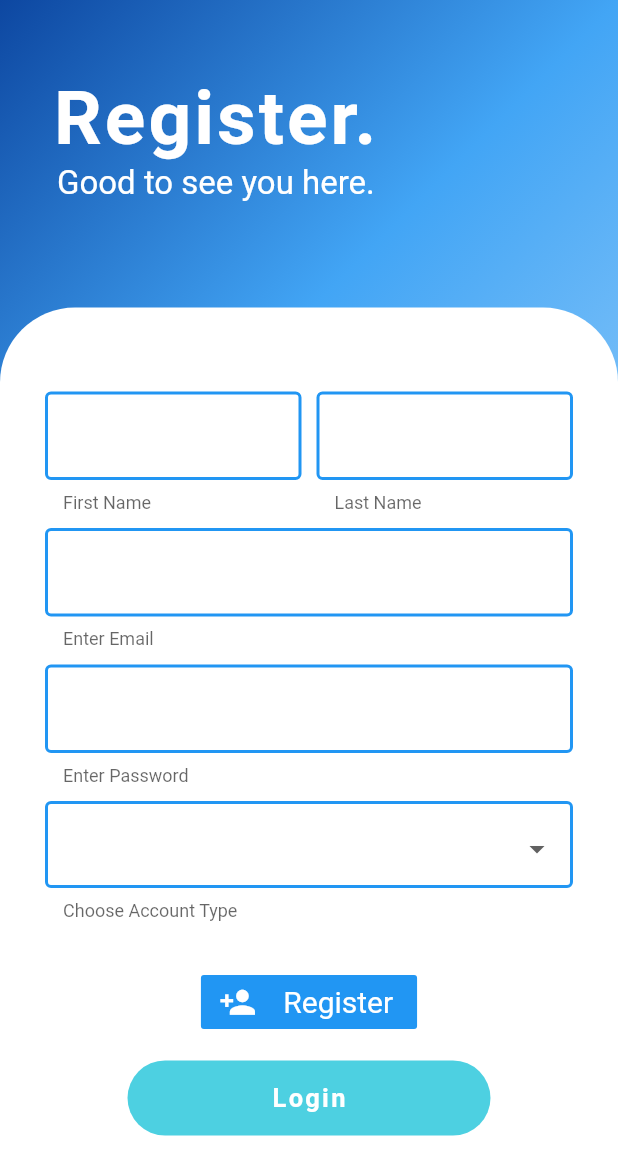
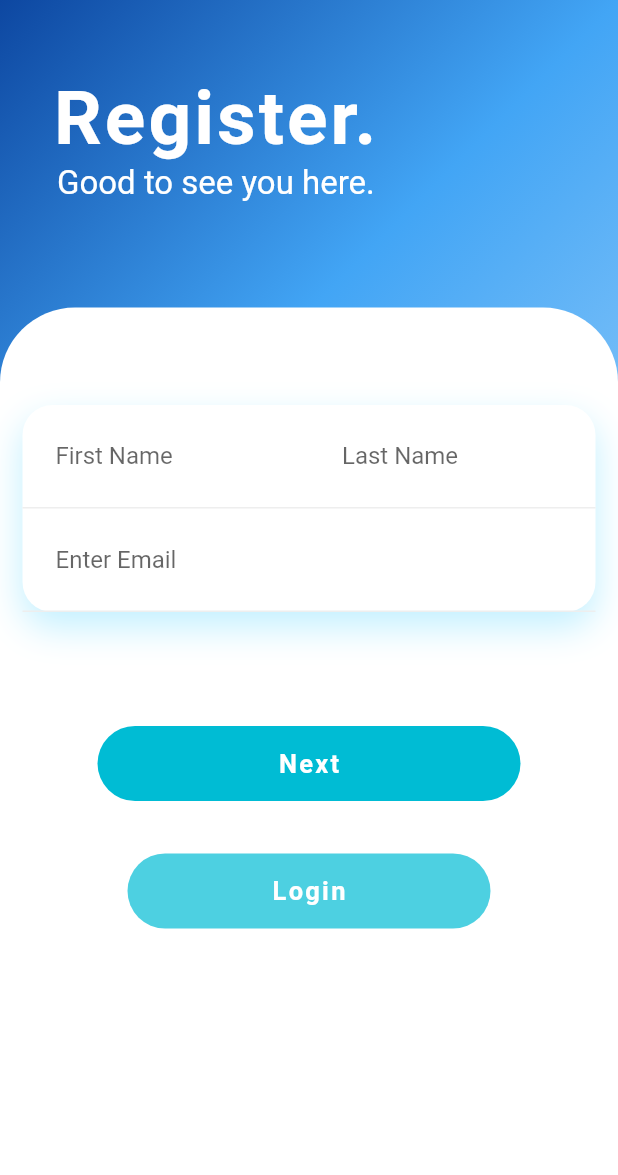
Before and after one commit to AlphaArtrem/attendance_app, a Flutter app: the screen it shows after launch, after a tap on "Login", after a tap on "Register", on a phone screen of 412 x 824 dp. Shown: the top 1175 px of the screen. Run offline on Flutter 3.47's test engine with Material 2 defaults, Android fonts, the phone set to English and light mode, and no system bars; our stand-ins replace cloud_firestore, firebase_auth, flutter_datetime_picker, flutter_spinkit; missing offline and left inert: enhanced_future_builder; accounts and stored records are empty.

Commit message:
Sepereated login form into two and added formatting to the first part

```diff
--- a/lib/logged_out/methods/register.dart
+++ b/lib/logged_out/methods/register.dart
@@ -21,21 +21,60 @@ class _RegisterState extends State<Register> {
   String type = '';
   List<String> _types = ['', 'Student', 'Teacher'];
   bool loading = false;
+  Widget _currentForm;
+
+  @override
+  void initState() {
+    super.initState();
+    _currentForm = _registerNameEmail();
+  }
 
   @override
   Widget build(BuildContext context) {
-    return loading ? AuthLoading(230, 20) : Column(
+    return loading ? AuthLoading(135, 20) : Column(
       children: <Widget>[
-        Form(
+        Padding(
+          padding: const EdgeInsets.fromLTRB(0, 45, 0, 5),
+          child: _currentForm,
+        ),
+        SizedBox(height: 30,),
+        GestureDetector(
+          onTap: () => widget.updateTitle(true),
+          child: Container(
+            height: 50,
+            margin: EdgeInsets.symmetric(horizontal: 70),
+            decoration: BoxDecoration(
+              borderRadius: BorderRadius.circular(50),
+              color: Colors.cyan[300],
+            ),
+            child: Center(
+              child: Text("Login", style: TextStyle(color: Colors.white, fontWeight: FontWeight.bold, letterSpacing: 1.5, fontSize: 17),),
+            ),
+          ),
+        ),
+      ],
+    );
+  }
+
+  Widget _registerNameEmail(){
+    return Form(
       key: _formKey,
-          child: Padding(
-            padding: const EdgeInsets.fromLTRB(15, 0, 15, 15),
       child: Column(
         mainAxisAlignment: MainAxisAlignment.center,
         crossAxisAlignment: CrossAxisAlignment.center,
         children: <Widget>[
-                Text(error, style: TextStyle(color: Colors.red),),
-                SizedBox(height: 20,),
+          Container(
+            decoration: BoxDecoration(
+              color: Colors.white,
+              borderRadius: BorderRadius.circular(20),
+              boxShadow: [BoxShadow(
+                color: Color.fromRGBO(51, 204, 255, 0.3),
+                blurRadius: 20,
+                offset: Offset(0, 10),
+              )],
+            ),
+            child: Column(
+              children: <Widget>[
                 Row(
                   mainAxisAlignment: MainAxisAlignment.center,
                   crossAxisAlignment: CrossAxisAlignment.center,
@@ -43,9 +82,12 @@ class _RegisterState extends State<Register> {
                     Expanded(
                       flex: 1,
                       child:Container(
-                        margin: EdgeInsets.fromLTRB(0, 0, 5, 0),
+                        padding: EdgeInsets.all(10.0),
+                        decoration: BoxDecoration(
+                            border: Border(bottom: BorderSide(color: Colors.grey[200]))
+                        ),
                         child: TextFormField(
-                          decoration: textInputFormatting.copyWith(helperText: "First Name"),
+                          decoration: authInputFormatting.copyWith(hintText: "First Name"),
                           validator: (val) => val.isEmpty ? 'Can\'t Be Empty' : null,
                           onChanged: (val){
                             firstName = val;
@@ -56,9 +98,12 @@ class _RegisterState extends State<Register> {
                     Expanded(
                       flex: 1,
                       child: Container(
-                        margin: EdgeInsets.fromLTRB(5, 0, 0, 0),
+                        padding: EdgeInsets.all(10.0),
+                        decoration: BoxDecoration(
+                            border: Border(bottom: BorderSide(color: Colors.grey[200]))
+                        ),
                         child: TextFormField(
-                          decoration: textInputFormatting.copyWith(helperText: "Last Name"),
+                          decoration: authInputFormatting.copyWith(hintText: "Last Name"),
                           validator: (val) => val.isEmpty ? 'Can\'t Be Empty' : null,
                           onChanged: (val){
                             lastName =val;
@@ -68,15 +113,63 @@ class _RegisterState extends State<Register> {
                     )
                   ],
                 ),
-                SizedBox(height: 10,),
-                TextFormField(
-                  decoration: textInputFormatting.copyWith(helperText: "Enter Email"),
+                Container(
+                  padding: EdgeInsets.all(10.0),
+                  decoration: BoxDecoration(
+                      border: Border(bottom: BorderSide(color: Colors.grey[200]))
+                  ),
+                  child: TextFormField(
+                    decoration: authInputFormatting.copyWith(hintText: "Enter Email"),
                     validator: _account.validateId,
                     onChanged: (val){
                       email = val;
                     },
                   ),
-                SizedBox(height: 10,),
+                ),
+              ],
+            ),
+          ),
+          SizedBox(height: 30,),
+          Text(error, style: TextStyle(color: Colors.red),),
+          SizedBox(height: 30,),
+          GestureDetector(
+            onTap: () async{
+              if(_formKey.currentState.validate())
+              {
+                setState(() {
+                  _currentForm = _registerPasswordType();
+                });
+              }
+            },
+            child: Container(
+              height: 50,
+              margin: EdgeInsets.symmetric(horizontal: 50),
+              decoration: BoxDecoration(
+                borderRadius: BorderRadius.circular(50),
+                color: Colors.cyan,
+              ),
+              child: Center(
+                child: Text("Next", style: TextStyle(color: Colors.white, fontWeight: FontWeight.bold, letterSpacing: 1.5, fontSize: 17),),
+              ),
+            ),
+          ),
+        ],
+      ),
+    );
+  }
+
+  Widget _registerPasswordType()
+  {
+    return Form(
+      key: _formKey,
+      child: Padding(
+        padding: const EdgeInsets.fromLTRB(15, 0, 15, 15),
+        child: Column(
+          mainAxisAlignment: MainAxisAlignment.center,
+          crossAxisAlignment: CrossAxisAlignment.center,
+          children: <Widget>[
+            Text(error, style: TextStyle(color: Colors.red),),
+            SizedBox(height: 20,),
             TextFormField(
               decoration: textInputFormatting.copyWith(helperText: "Enter Password"),
               validator: _account.validateRegisterPass,
@@ -165,22 +258,6 @@ class _RegisterState extends State<Register> {
           ],
         ),
       ),
-        ),
-        GestureDetector(
-          onTap: () => widget.updateTitle(true),
-          child: Container(
-            height: 50,
-            margin: EdgeInsets.symmetric(horizontal: 70),
-            decoration: BoxDecoration(
-              borderRadius: BorderRadius.circular(50),
-              color: Colors.cyan[300],
-            ),
-            child: Center(
-              child: Text("Login", style: TextStyle(color: Colors.white, fontWeight: FontWeight.bold, letterSpacing: 1.5, fontSize: 17),),
-            ),
-          ),
-        ),
-      ],
     );
   }
 }
```
Lines whose indentation alone changed are shown as unchanged.
